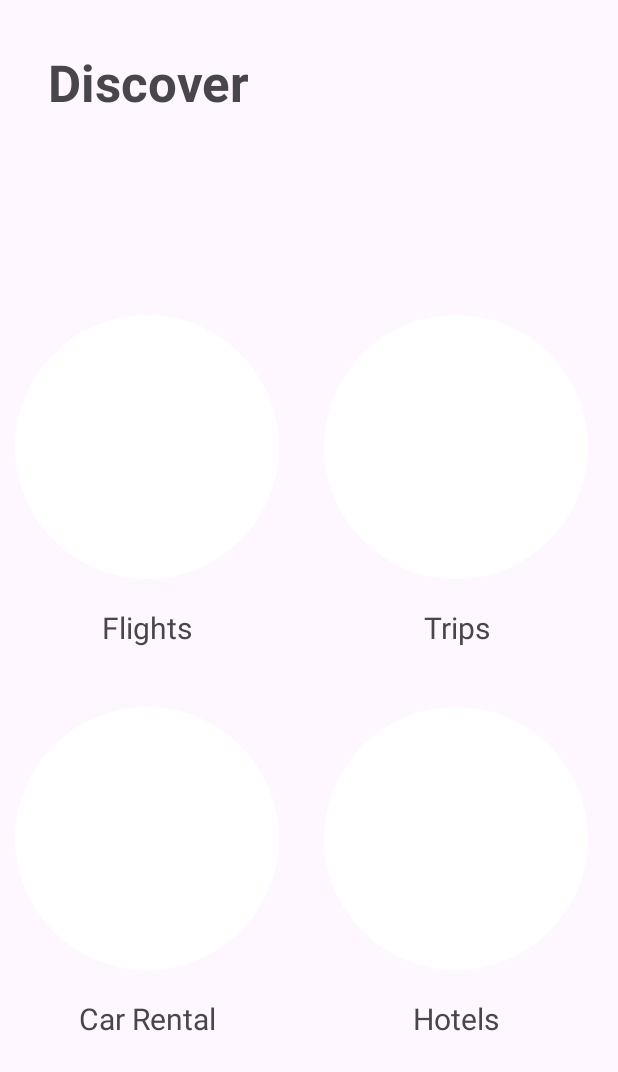
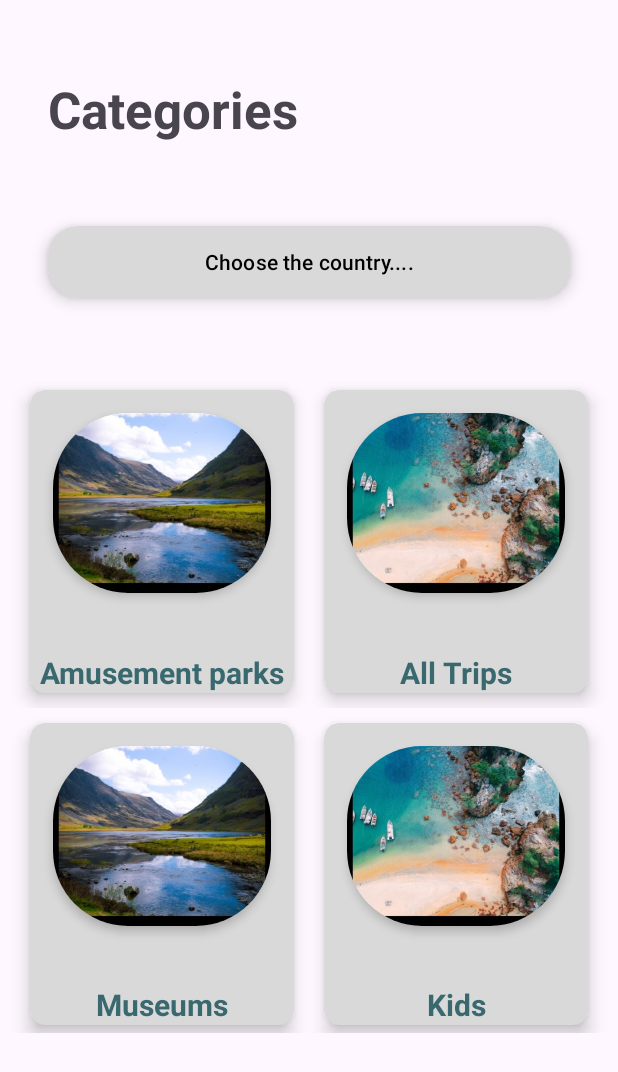
Before and after one commit to elchanan1357/TravelTrip, an Android app: the screen it shows after launch (MainActivity), on a phone screen of 412 x 824 dp. Shown: the top 1072 px of the screen. Run offline under Robolectric (Android 15) with nearby library versions, the phone set to English and light mode, and no system bars.

Commit message:
create xml of categories

```diff
--- a/app/src/main/java/com/example/traveltrip/MainActivity.kt
+++ b/app/src/main/java/com/example/traveltrip/MainActivity.kt
@@ -9,6 +9,6 @@ import androidx.core.view.WindowInsetsCompat
 class MainActivity : AppCompatActivity() {
     override fun onCreate(savedInstanceState: Bundle?) {
         super.onCreate(savedInstanceState)
-        setContentView(R.layout.discover)
+        setContentView(R.layout.categories)
     }
 }
--- /dev/null
+++ b/app/src/main/res/layout/categories.xml
@@ -0,0 +1,309 @@
+<?xml version="1.0" encoding="utf-8"?>
+<androidx.constraintlayout.widget.ConstraintLayout xmlns:android="http://schemas.android.com/apk/res/android"
+    xmlns:app="http://schemas.android.com/apk/res-auto"
+    xmlns:tools="http://schemas.android.com/tools"
+    android:layout_width="match_parent"
+    android:layout_height="match_parent">
+
+    <TextView
+        android:id="@+id/textView11"
+        android:layout_width="wrap_content"
+        android:layout_height="wrap_content"
+        android:layout_marginStart="32dp"
+        android:layout_marginTop="50dp"
+        android:text="Categories"
+        android:textSize="34sp"
+        android:textStyle="bold"
+        app:layout_constraintStart_toStartOf="parent"
+        app:layout_constraintTop_toTopOf="parent" />
+
+    <androidx.cardview.widget.CardView
+        android:id="@+id/cardView"
+        android:layout_width="0dp"
+        android:layout_height="wrap_content"
+        android:layout_marginStart="32dp"
+        android:layout_marginTop="32dp"
+        android:layout_marginEnd="32dp"
+        android:backgroundTint="#D9D9D9"
+        app:cardCornerRadius="20dp"
+        app:cardElevation="6dp"
+        app:layout_constraintBottom_toTopOf="@+id/linearLayout"
+        app:layout_constraintEnd_toEndOf="parent"
+        app:layout_constraintHorizontal_bias="0.5"
+        app:layout_constraintStart_toStartOf="parent"
+        app:layout_constraintTop_toBottomOf="@+id/textView11">
+
+        <Button
+            android:id="@+id/button"
+            android:layout_width="match_parent"
+            android:layout_height="wrap_content"
+            android:layout_margin="0dp"
+            android:backgroundTint="#D9D9D9"
+            android:gravity="center"
+            android:text="@string/choose_the_country"
+            android:textColor="#000000" />
+    </androidx.cardview.widget.CardView>
+
+    <LinearLayout
+        android:id="@+id/linearLayout"
+        android:layout_width="0dp"
+        android:layout_height="434dp"
+        android:layout_marginTop="32dp"
+        android:layout_marginBottom="32dp"
+        android:orientation="vertical"
+        app:layout_constraintBottom_toTopOf="@+id/bottomAppBar3"
+        app:layout_constraintEnd_toEndOf="parent"
+        app:layout_constraintHorizontal_bias="0.5"
+        app:layout_constraintStart_toStartOf="parent"
+        app:layout_constraintTop_toBottomOf="@+id/cardView">
+
+        <LinearLayout
+            android:layout_width="match_parent"
+            android:layout_height="match_parent"
+            android:layout_weight="1"
+            android:orientation="horizontal">
+
+            <androidx.cardview.widget.CardView
+                android:layout_width="match_parent"
+                android:layout_height="match_parent"
+                android:layout_marginLeft="20dp"
+                android:layout_marginTop="5dp"
+                android:layout_marginRight="10dp"
+                android:layout_marginBottom="10dp"
+                android:layout_weight="1"
+                android:backgroundTint="#D9D9D9"
+                app:cardCornerRadius="10dp"
+                app:cardElevation="7dp">
+
+                <androidx.constraintlayout.widget.ConstraintLayout
+                    android:layout_width="match_parent"
+                    android:layout_height="match_parent">
+
+                    <androidx.cardview.widget.CardView
+                        android:layout_width="0dp"
+                        android:layout_height="120dp"
+                        android:layout_margin="15dp"
+                        app:cardCornerRadius="50dp"
+                        app:cardElevation="4dp"
+                        app:layout_constraintEnd_toEndOf="parent"
+                        app:layout_constraintStart_toStartOf="parent"
+                        app:layout_constraintTop_toTopOf="parent">
+
+                        <FrameLayout
+                            android:layout_width="match_parent"
+                            android:layout_height="match_parent">
+
+                            <ImageButton
+                                android:id="@+id/categories_parksBtn"
+                                android:layout_width="match_parent"
+                                android:layout_height="match_parent"
+                                android:background="@null"
+                                android:scaleType="fitXY"
+                                app:srcCompat="@drawable/view1" />
+                        </FrameLayout>
+                    </androidx.cardview.widget.CardView>
+
+                    <TextView
+                        android:id="@+id/textView15"
+                        android:layout_width="0dp"
+                        android:layout_height="wrap_content"
+                        android:gravity="center"
+                        android:text="Amusement parks"
+                        android:textColor="#39696F"
+                        android:textSize="20sp"
+                        android:textStyle="bold"
+                        app:layout_constraintBottom_toBottomOf="parent"
+                        app:layout_constraintEnd_toEndOf="parent"
+                        app:layout_constraintStart_toStartOf="parent" />
+
+                </androidx.constraintlayout.widget.ConstraintLayout>
+
+            </androidx.cardview.widget.CardView>
+
+            <androidx.cardview.widget.CardView
+                android:layout_width="match_parent"
+                android:layout_height="match_parent"
+                android:layout_marginLeft="10dp"
+                android:layout_marginTop="5dp"
+                android:layout_marginRight="20dp"
+                android:layout_marginBottom="10dp"
+                android:layout_weight="1"
+                android:backgroundTint="#D9D9D9"
+                app:cardCornerRadius="10dp"
+                app:cardElevation="7dp">
+
+                <androidx.constraintlayout.widget.ConstraintLayout
+                    android:layout_width="match_parent"
+                    android:layout_height="match_parent">
+
+                    <androidx.cardview.widget.CardView
+                        android:layout_width="0dp"
+                        android:layout_height="120dp"
+                        android:layout_margin="15dp"
+                        app:cardCornerRadius="50dp"
+                        app:cardElevation="4dp"
+                        app:layout_constraintEnd_toEndOf="parent"
+                        app:layout_constraintStart_toStartOf="parent"
+                        app:layout_constraintTop_toTopOf="parent">
+
+                        <FrameLayout
+                            android:layout_width="match_parent"
+                            android:layout_height="match_parent">
+
+                            <ImageButton
+                                android:id="@+id/categories_tripsBtn"
+                                android:layout_width="match_parent"
+                                android:layout_height="match_parent"
+                                android:background="@null"
+                                android:scaleType="fitXY"
+                                app:srcCompat="@drawable/view2" />
+                        </FrameLayout>
+                    </androidx.cardview.widget.CardView>
+
+                    <TextView
+                        android:id="@+id/textView14"
+                        android:layout_width="0dp"
+                        android:layout_height="wrap_content"
+                        android:gravity="center"
+                        android:text="All Trips"
+                        android:textColor="#39696F"
+                        android:textSize="20sp"
+                        android:textStyle="bold"
+                        app:layout_constraintBottom_toBottomOf="parent"
+                        app:layout_constraintEnd_toEndOf="parent"
+                        app:layout_constraintStart_toStartOf="parent" />
+
+                </androidx.constraintlayout.widget.ConstraintLayout>
+            </androidx.cardview.widget.CardView>
+
+        </LinearLayout>
+
+        <LinearLayout
+            android:layout_width="match_parent"
+            android:layout_height="match_parent"
+            android:layout_weight="1"
+            android:orientation="horizontal">
+
+            <androidx.cardview.widget.CardView
+                android:layout_width="match_parent"
+                android:layout_height="match_parent"
+                android:layout_marginLeft="20dp"
+                android:layout_marginTop="10dp"
+                android:layout_marginRight="10dp"
+                android:layout_marginBottom="5dp"
+                android:layout_weight="1"
+                android:backgroundTint="#D9D9D9"
+                android:elevation="6dp"
+                app:cardCornerRadius="10dp"
+                app:cardElevation="7dp">
+
+                <androidx.constraintlayout.widget.ConstraintLayout
+                    android:layout_width="match_parent"
+                    android:layout_height="match_parent">
+
+                    <androidx.cardview.widget.CardView
+                        android:layout_width="0dp"
+                        android:layout_height="120dp"
+                        android:layout_margin="15dp"
+                        app:cardCornerRadius="50dp"
+                        app:cardElevation="4dp"
+                        app:layout_constraintEnd_toEndOf="parent"
+                        app:layout_constraintStart_toStartOf="parent"
+                        app:layout_constraintTop_toTopOf="parent">
+
+                        <FrameLayout
+                            android:layout_width="match_parent"
+                            android:layout_height="match_parent">
+
+                            <ImageButton
+                                android:id="@+id/categories_museumsBtn"
+                                android:layout_width="match_parent"
+                                android:layout_height="match_parent"
+                                android:background="@null"
+                                android:scaleType="fitXY"
+                                app:srcCompat="@drawable/view1" />
+                        </FrameLayout>
+
+                    </androidx.cardview.widget.CardView>
+
+                    <TextView
+                        android:layout_width="0dp"
+                        android:layout_height="wrap_content"
+                        android:gravity="center"
+                        android:text="Museums"
+                        android:textColor="#39696F"
+                        android:textSize="20sp"
+                        android:textStyle="bold"
+                        app:layout_constraintBottom_toBottomOf="parent"
+                        app:layout_constraintEnd_toEndOf="parent"
+                        app:layout_constraintStart_toStartOf="parent" />
+
+                </androidx.constraintlayout.widget.ConstraintLayout>
+            </androidx.cardview.widget.CardView>
+
+            <androidx.cardview.widget.CardView
+                android:layout_width="match_parent"
+                android:layout_height="match_parent"
+                android:layout_marginLeft="10dp"
+                android:layout_marginTop="10dp"
+                android:layout_marginRight="20dp"
+                android:layout_marginBottom="5dp"
+                android:layout_weight="1"
+                android:backgroundTint="#D9D9D9"
+                app:cardCornerRadius="10dp"
+                app:cardElevation="7dp">
+
+                <androidx.constraintlayout.widget.ConstraintLayout
+                    android:layout_width="match_parent"
+                    android:layout_height="match_parent">
+
+                    <androidx.cardview.widget.CardView
+                        android:layout_width="0dp"
+                        android:layout_height="120dp"
+                        android:layout_margin="15dp"
+                        app:cardCornerRadius="50dp"
+                        app:cardElevation="4dp"
+                        app:layout_constraintEnd_toEndOf="parent"
+                        app:layout_constraintStart_toStartOf="parent"
+                        app:layout_constraintTop_toTopOf="parent">
+
+                        <FrameLayout
+                            android:layout_width="match_parent"
+                            android:layout_height="match_parent">
+
+                            <ImageButton
+                                android:id="@+id/categories_kidsBtn"
+                                android:layout_width="match_parent"
+                                android:layout_height="match_parent"
+                                android:background="@null"
+                                android:scaleType="fitXY"
+                                app:srcCompat="@drawable/view2" />
+                        </FrameLayout>
+                    </androidx.cardview.widget.CardView>
+
+                    <TextView
+                        android:id="@+id/textView16"
+                        android:layout_width="0dp"
+                        android:layout_height="wrap_content"
+                        android:gravity="center"
+                        android:text="Kids"
+                        android:textColor="#39696F"
+                        android:textSize="20sp"
+                        android:textStyle="bold"
+                        app:layout_constraintBottom_toBottomOf="parent"
+                        app:layout_constraintEnd_toEndOf="parent"
+                        app:layout_constraintStart_toStartOf="parent" />
+
+                </androidx.constraintlayout.widget.ConstraintLayout>
+            </androidx.cardview.widget.CardView>
+        </LinearLayout>
+    </LinearLayout>
+
+    <com.google.android.material.bottomappbar.BottomAppBar
+        android:id="@+id/bottomAppBar3"
+        android:layout_width="0dp"
+        android:layout_height="wrap_content"
+        android:layout_gravity="bottom"
+        app:layout_constraintBottom_toBottomOf="parent" />
+
+</androidx.constraintlayout.widget.ConstraintLayout>
--- a/app/src/main/res/layout/discover.xml
+++ b/app/src/main/res/layout/discover.xml
@@ -10,7 +10,7 @@
         android:layout_width="wrap_content"
         android:layout_height="wrap_content"
         android:layout_marginStart="32dp"
-        android:layout_marginTop="32dp"
+        android:layout_marginTop="50dp"
         android:text="Discover"
         android:textSize="34sp"
         android:textStyle="bold"
@@ -28,7 +28,7 @@
     <LinearLayout
         android:layout_width="match_parent"
         android:layout_height="502dp"
-        android:layout_marginBottom="32dp"
+        android:layout_marginBottom="50dp"
         android:orientation="vertical"
         app:layout_constraintBottom_toTopOf="@+id/bottomAppBar2"
         tools:layout_editor_absoluteX="-6dp">
@@ -46,6 +46,7 @@
                 android:layout_marginRight="20dp"
                 android:layout_marginBottom="10dp"
                 android:layout_weight="1"
+                android:background="#D9D9D9"
                 android:orientation="vertical">
 
                 <ImageButton
@@ -73,7 +74,9 @@
                 android:layout_marginRight="20dp"
                 android:layout_marginBottom="10dp"
                 android:layout_weight="1"
+                android:background="#D9D9D9"
                 android:orientation="vertical">
+
                 <ImageButton
                     android:id="@+id/discover_tripsBtn"
                     android:layout_width="match_parent"
@@ -107,6 +110,7 @@
                 android:layout_marginTop="10dp"
                 android:layout_marginRight="20dp"
                 android:layout_weight="1"
+                android:background="#D9D9D9"
                 android:orientation="vertical">
 
                 <ImageButton
@@ -136,6 +140,7 @@
                 android:layout_marginTop="10dp"
                 android:layout_marginRight="20dp"
                 android:layout_weight="1"
+                android:background="#D9D9D9"
                 android:orientation="vertical">
 
                 <ImageButton
--- /dev/null
+++ b/app/src/main/res/layout/trips.xml
@@ -0,0 +1,6 @@
+<?xml version="1.0" encoding="utf-8"?>
+<androidx.constraintlayout.widget.ConstraintLayout xmlns:android="http://schemas.android.com/apk/res/android"
+    android:layout_width="match_parent"
+    android:layout_height="match_parent">
+
+</androidx.constraintlayout.widget.ConstraintLayout>
--- a/app/src/main/res/values/strings.xml
+++ b/app/src/main/res/values/strings.xml
@@ -12,4 +12,5 @@
     <string name="don_t_have_an_account">Don’t have an account ?</string>
     <string name="i_agree_with_the_privacy_and_policy">i Agree with the privacy and policy</string>
     <string name="traveltrip">TravelTrip</string>
+    <string name="choose_the_country">Choose the country....</string>
 </resources>
```
